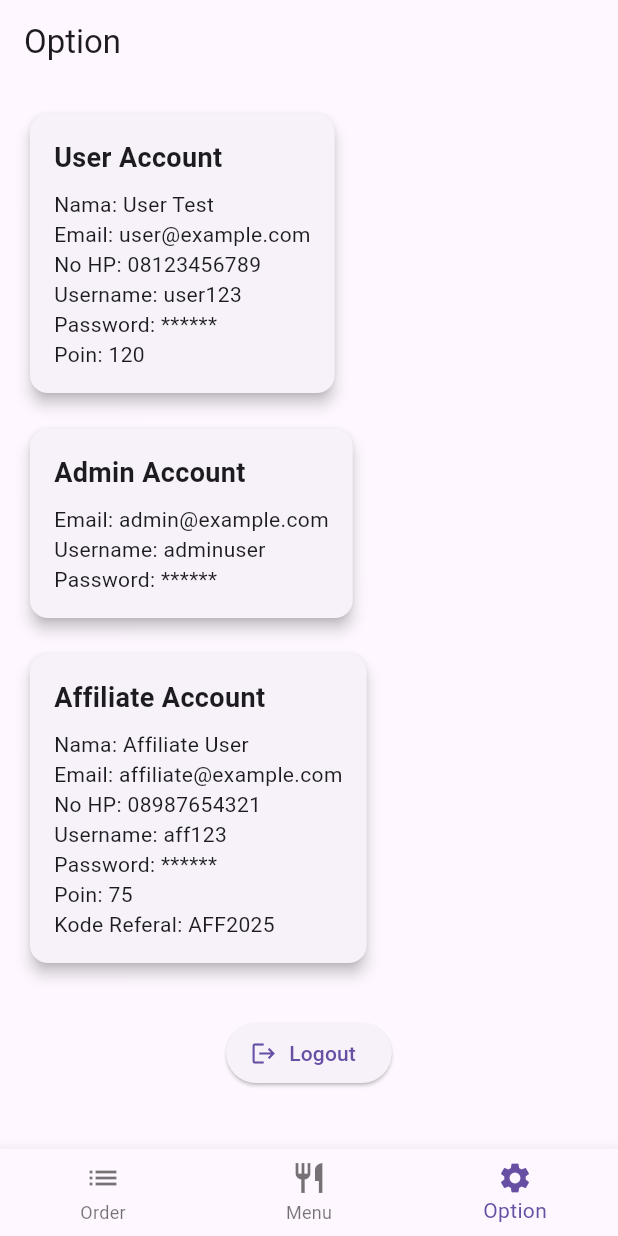
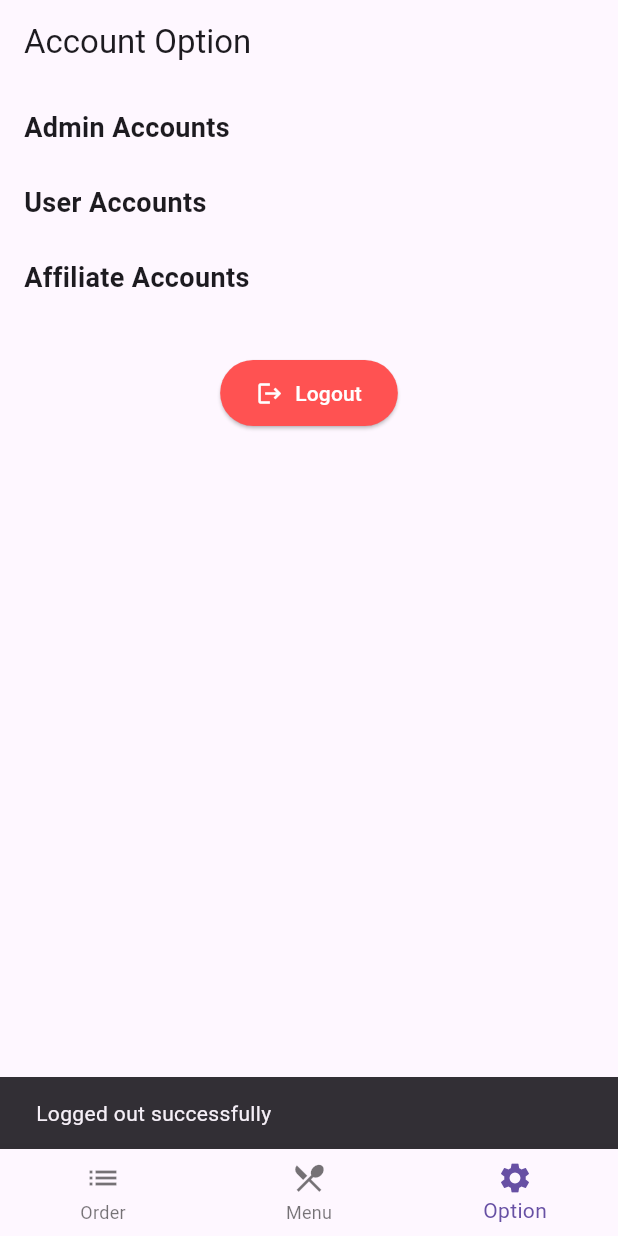
Before and after one commit to AkbarIlham20st/admin_bicopi, a Flutter app: the screen it shows after launch, item 3 of the bottom bar chosen, after a tap on "Logout", on a phone screen of 412 x 824 dp. Run offline on Flutter 3.47's test engine with Material 3 defaults, Android fonts, the phone set to English and light mode, and no system bars; our stand-ins replace supabase_flutter; accounts and stored records are empty.

Commit message:
8:30 AM tanggal 21 mei 2025

```diff
--- a/lib/models/admin_model.dart
+++ b/lib/models/admin_model.dart
@@ -3,12 +3,14 @@ class AdminModel {
   final String email;
   final String username;
   final String password;
+  final String role; // Misalnya: 'admin'
 
   AdminModel({
     required this.id,
     required this.email,
     required this.username,
     required this.password,
+    required this.role,
   });
 
   factory AdminModel.fromJson(Map<String, dynamic> json) {
@@ -17,15 +19,7 @@ class AdminModel {
       email: json['email'],
       username: json['username'],
       password: json['password'],
+      role: json['role'],
     );
   }
-
-  Map<String, dynamic> toJson() {
-    return {
-      'id': id,
-      'email': email,
-      'username': username,
-      'password': password,
-    };
-  }
 }
--- a/lib/models/user_model.dart
+++ b/lib/models/user_model.dart
@@ -7,6 +7,7 @@ class UserModel {
   final String username;
   final String password;
   final int point;
+  final String role; // Tambahkan ini
 
   UserModel({
     required this.id,
@@ -17,20 +18,20 @@ class UserModel {
     required this.username,
     required this.password,
     required this.point,
+    required this.role,
   });
+
+  factory UserModel.fromJson(Map<String, dynamic> json) {
+    return UserModel(
+      id: json['id'],
+      name: json['name'],
+      email: json['email'],
+      phone: json['phone'],
+      photoUrl: json['photo_url'],
+      username: json['username'],
+      password: json['password'],
+      point: json['point'],
+      role: json['role'], // Ambil dari Supabase
+    );
+  }
 }
-
-// models/admin_model.dart
-class AdminModel {
-  final String id;
-  final String email;
-  final String username;
-  final String password;
-
-  AdminModel({
-    required this.id,
-    required this.email,
-    required this.username,
-    required this.password,
-  });
-}
--- a/lib/pages/home_page.dart
+++ b/lib/pages/home_page.dart
@@ -13,10 +13,10 @@ class HomePage extends StatefulWidget {
 class _HomePageState extends State<HomePage> {
   int _selectedIndex = 0;
 
-  final _pages = const [
-    OrderPage(),
-    MenuPage(),
-    OptionPage(),
+  final List<Widget> _pages = [
+    const OrderPage(),
+    const MenuPage(),
+    const OptionPage(),
   ];
 
   @override
@@ -25,10 +25,12 @@ class _HomePageState extends State<HomePage> {
       body: _pages[_selectedIndex],
       bottomNavigationBar: BottomNavigationBar(
         currentIndex: _selectedIndex,
-        onTap: (value) => setState(() => _selectedIndex = value),
+        onTap: (index) {
+          setState(() => _selectedIndex = index);
+        },
         items: const [
           BottomNavigationBarItem(icon: Icon(Icons.list), label: 'Order'),
-          BottomNavigationBarItem(icon: Icon(Icons.restaurant), label: 'Menu'),
+          BottomNavigationBarItem(icon: Icon(Icons.restaurant_menu), label: 'Menu'),
           BottomNavigationBarItem(icon: Icon(Icons.settings), label: 'Option'),
         ],
       ),
--- a/lib/pages/option/option_page.dart
+++ b/lib/pages/option/option_page.dart
@@ -1,38 +1,116 @@
 import 'package:flutter/material.dart';
-import 'user_account.dart';
-import 'admin_account.dart';
-import 'affiliate_account.dart';
+import 'package:provider/provider.dart';
+import '../../providers/account_provider.dart';
+import '../../models/user_model.dart';
+import '../../models/admin_model.dart' as admin_model;
+import '../../models/affiliate_model.dart';
 
-class OptionPage extends StatelessWidget {
+class OptionPage extends StatefulWidget {
   const OptionPage({super.key});
 
   @override
+  State<OptionPage> createState() => _OptionPageState();
+}
+
+class _OptionPageState extends State<OptionPage> {
+  @override
+  void initState() {
+    super.initState();
+    Future.microtask(() {
+      Provider.of<AccountProvider>(context, listen: false).loadAllAccounts();
+    });
+  }
+
+  @override
   Widget build(BuildContext context) {
+    final provider = Provider.of<AccountProvider>(context);
     return Scaffold(
-      appBar: AppBar(title: const Text('Option')),
-      body: SingleChildScrollView(
+      appBar: AppBar(
+        title: const Text('Account Option'),
+      ),
+      body: provider.isLoading
+          ? const Center(child: CircularProgressIndicator())
+          : RefreshIndicator(
+        onRefresh: () async {
+          await provider.loadAllAccounts();
+        },
+        child: SingleChildScrollView(
           padding: const EdgeInsets.all(16),
+          physics: const AlwaysScrollableScrollPhysics(),
           child: Column(
             crossAxisAlignment: CrossAxisAlignment.start,
             children: [
-            const UserAccount(),
+              const Text('Admin Accounts', style: TextStyle(fontSize: 18, fontWeight: FontWeight.bold)),
+              const SizedBox(height: 8),
+              ...provider.admins.map((admin) => AccountCard(
+                title: admin.username,
+                subtitle: admin.email,
+                icon: Icons.admin_panel_settings,
+              )),
               const SizedBox(height: 16),
-            const AdminAccount(),
+              const Text('User Accounts', style: TextStyle(fontSize: 18, fontWeight: FontWeight.bold)),
+              const SizedBox(height: 8),
+              ...provider.users.map((user) => AccountCard(
+                title: user.name,
+                subtitle: user.email,
+                icon: Icons.person,
+              )),
               const SizedBox(height: 16),
-            const AffiliateAccount(),
+              const Text('Affiliate Accounts', style: TextStyle(fontSize: 18, fontWeight: FontWeight.bold)),
+              const SizedBox(height: 8),
+              ...provider.affiliates.map((affiliate) => AccountCard(
+                title: affiliate.name,
+                subtitle: affiliate.email,
+                icon: Icons.handshake,
+              )),
               const SizedBox(height: 32),
               Center(
                 child: ElevatedButton.icon(
-                onPressed: () {
-                  // TODO: handle logout
-                },
                   icon: const Icon(Icons.logout),
                   label: const Text('Logout'),
+                  style: ElevatedButton.styleFrom(
+                    backgroundColor: Colors.redAccent,
+                    foregroundColor: Colors.white,
+                    padding: const EdgeInsets.symmetric(horizontal: 24, vertical: 12),
+                  ),
+                  onPressed: () {
+                    // TODO: Implement actual logout logic
+                    ScaffoldMessenger.of(context).showSnackBar(
+                      const SnackBar(content: Text('Logged out successfully')),
+                    );
+                  },
                 ),
               ),
             ],
           ),
         ),
+      ),
     );
   }
 }
+class AccountCard extends StatelessWidget {
+  final String title;
+  final String subtitle;
+  final IconData icon;
+
+  const AccountCard({
+    super.key,
+    required this.title,
+    required this.subtitle,
+    required this.icon,
+  });
+
+  @override
+  Widget build(BuildContext context) {
+    return Card(
+      margin: const EdgeInsets.symmetric(vertical: 6),
+      elevation: 2,
+      shape: RoundedRectangleBorder(borderRadius: BorderRadius.circular(12)),
+      child: ListTile(
+        leading: Icon(icon, size: 32),
+        title: Text(title, style: const TextStyle(fontWeight: FontWeight.bold)),
+        subtitle: Text(subtitle),
+      ),
+    );
+  }
+}
--- a/lib/pages/order/order_page.dart
+++ b/lib/pages/order/order_page.dart
@@ -1,31 +1,65 @@
 import 'package:flutter/material.dart';
-import 'order_tab.dart';
+import 'package:provider/provider.dart';
+import 'package:admin_bicopi/providers/order_provider.dart';
+import 'package:admin_bicopi/widgets/order_card.dart';
 
-class OrderPage extends StatelessWidget {
+import 'order_detail_page.dart';
+
+class OrderPage extends StatefulWidget {
   const OrderPage({super.key});
 
   @override
+  State<OrderPage> createState() => _OrderPageState();
+}
+
+class _OrderPageState extends State<OrderPage> with SingleTickerProviderStateMixin {
+  late TabController _tabController;
+
+  final List<String> statuses = ['In Order', 'In Process', 'Complete'];
+
+  @override
+  void initState() {
+    super.initState();
+    _tabController = TabController(length: statuses.length, vsync: this);
+    Future.microtask(() => Provider.of<OrderProvider>(context, listen: false).fetchOrders());
+  }
+
+  @override
   Widget build(BuildContext context) {
-    return DefaultTabController(
-      length: 3,
-      child: Scaffold(
-        appBar: AppBar(
-          title: const Text("Orders"),
-          bottom: const TabBar(
-            tabs: [
-              Tab(text: "In Order"),
-              Tab(text: "In Process"),
-              Tab(text: "Complete"),
-            ],
-          ),
+    final provider = Provider.of<OrderProvider>(context);
+    return Scaffold(
+      appBar: AppBar(
+        title: const Text('Orders'),
+        bottom: TabBar(
+          controller: _tabController,
+          tabs: statuses.map((s) => Tab(text: s)).toList(),
         ),
-        body: const TabBarView(
-          children: [
-            OrderTab(status: 'In Order'),
-            OrderTab(status: 'In Process'),
-            OrderTab(status: 'Complete'),
-          ],
-        ),
+      ),
+      body: TabBarView(
+        controller: _tabController,
+        children: statuses.map((status) {
+          final orders = provider.getByStatus(status);
+          if (orders.isEmpty) {
+            return const Center(child: Text('No orders found'));
+          }
+
+          return ListView.builder(
+            itemCount: orders.length,
+            itemBuilder: (context, index) {
+              return OrderCard(
+                order: orders[index],
+                onTap: () {
+                  Navigator.push(
+                    context,
+                    MaterialPageRoute(
+                      builder: (_) => OrderDetailPage(order: orders[index]),
+                    ),
+                  );
+                },
+              );
+            },
+          );
+        }).toList(),
       ),
     );
   }
--- a/lib/providers/account_provider.dart
+++ b/lib/providers/account_provider.dart
@@ -19,10 +19,23 @@ class AccountProvider with ChangeNotifier {
   List<admin_model.AdminModel> get admins => _admins;
   List<AffiliateModel> get affiliates => _affiliates;
 
+  bool isLoading = false;
+  String? error;
+
   Future<void> loadAllAccounts() async {
-    _users = await _userService.fetchUsers();
-    _admins = await _adminService.fetchAdmins();
-    _affiliates = await _affiliateService.fetchAffiliates();
+    isLoading = true;
+    error = null;
     notifyListeners();
+
+    try {
+      _users = await _userService.fetchUsers();
+      _admins = await _adminService.fetchAdmins();
+      _affiliates = await _affiliateService.fetchAffiliates();
+    } catch (e) {
+      error = 'Gagal memuat data akun: $e';
+    } finally {
+      isLoading = false;
+      notifyListeners();
+    }
   }
 }
--- a/lib/providers/order_provider.dart
+++ b/lib/providers/order_provider.dart
@@ -1,43 +1,48 @@
 import 'package:flutter/material.dart';
+import 'package:supabase_flutter/supabase_flutter.dart';
 import '../models/order_model.dart';
-import '../services/order_service.dart';
-import 'package:admin_bicopi/models/order_detail_model.dart';
 
-class OrderProvider with ChangeNotifier {
-  List<OrderDetailModel> _details = [];
+class OrderProvider extends ChangeNotifier {
+  final SupabaseClient supabase = Supabase.instance.client;
 
-  List<OrderDetailModel> get details => _details;
-
-  Future<void> fetchOrderDetails(String pesananId) async {
-    try {
-      _details = await _orderService.fetchOrderDetails(pesananId);
-      notifyListeners();
-    } catch (e) {
-      debugPrint("Error fetching details: $e");
-    }
-  }
-
-  Future<void> updateOrderStatus(String id, String newStatus) async {
-    await _orderService.updateOrderStatus(id, newStatus);
-    await fetchOrders(newStatus);
-  }
-  final OrderService _orderService = OrderService();
   List<OrderModel> _orders = [];
 
   List<OrderModel> get orders => _orders;
-  bool isLoading = false;
 
-  Future<void> fetchOrders(String status) async {
-    isLoading = true;
-    notifyListeners();
-    try {
-      _orders = await _orderService.fetchOrdersByStatus(status);
-    } catch (e) {
-      debugPrint("Error fetching orders: $e");
-      _orders = [];
-    }
+  Future<void> fetchOrders() async {
+    final response = await supabase
+        .from('orderkasir_history')
+        .select()
+        .order('created_at', ascending: false);
+    _orders = (response as List)
+        .map((e) => OrderModel.fromJson(e as Map<String, dynamic>))
+        .toList();
 
-    isLoading = false;
     notifyListeners();
   }
+
+  Future<List<OrderModel>> fetchOrdersByStatus(String status) async {
+    final response = await supabase
+        .from('orderkasir_history')
+        .select()
+        .eq('catatan', status)
+        .order('created_at', ascending: false);
+
+    final List<OrderModel> orders = (response as List)
+        .map((e) => OrderModel.fromJson(e as Map<String, dynamic>))
+        .toList();
+
+    return orders;
+  }
+
+  List<OrderModel> getByStatus(String status) {
+    return _orders.where((order) => order.status == status).toList();
+  }
+
+  Future<void> updateOrderStatus(int id, String nextStatus) async {
+    await supabase.from('orderkasir_history').update({
+      'catatan': nextStatus,
+    }).eq('id', id);
+    await fetchOrders(); // Refresh list
+  }
 }
--- a/lib/services/admin_service.dart
+++ b/lib/services/admin_service.dart
@@ -11,7 +11,7 @@ class AdminService {
       id: json['id'],
       email: json['email'],
       username: json['username'],
-      password: json['password'],
+      password: json['password'], role: '2',
     )).toList();
   }
 }
--- a/lib/services/user_service.dart
+++ b/lib/services/user_service.dart
@@ -15,7 +15,7 @@ class UserService {
       photoUrl: json['photo_url'],
       username: json['username'],
       password: json['password'],
-      point: json['point'],
+      point: json['point'], role: '1',
     )).toList();
   }
 }
--- a/pubspec.yaml
+++ b/pubspec.yaml
@@ -36,6 +36,7 @@ dependencies:
   cupertino_icons: ^1.0.8
   supabase_flutter: ^1.10.25
   provider: ^6.0.5
+  intl: ^0.18.0
 
 dev_dependencies:
   flutter_test:
```
Also changed, not shown: lib/models/order_model.dart (+43 -13 lines), lib/pages/order/order_detail_page.dart (+28 -60 lines), lib/pages/order/order_tab.dart (+58 -31 lines), lib/widgets/order_card.dart (added, +85 -0 lines), pubspec.lock. Lines whose indentation alone changed are shown as unchanged.
